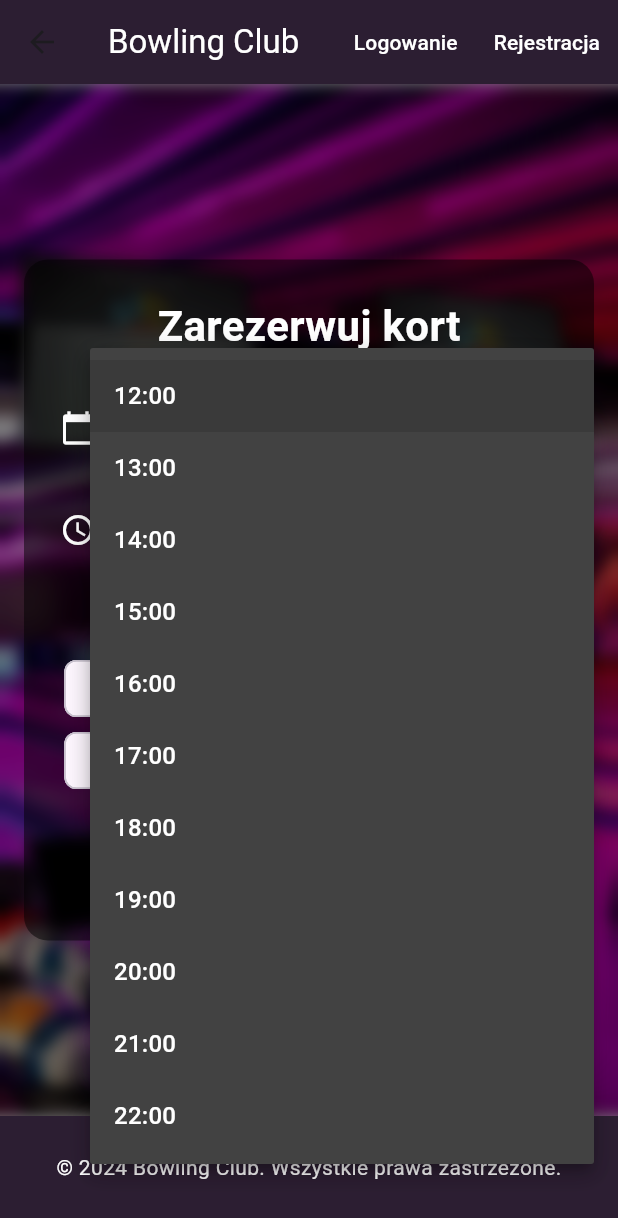
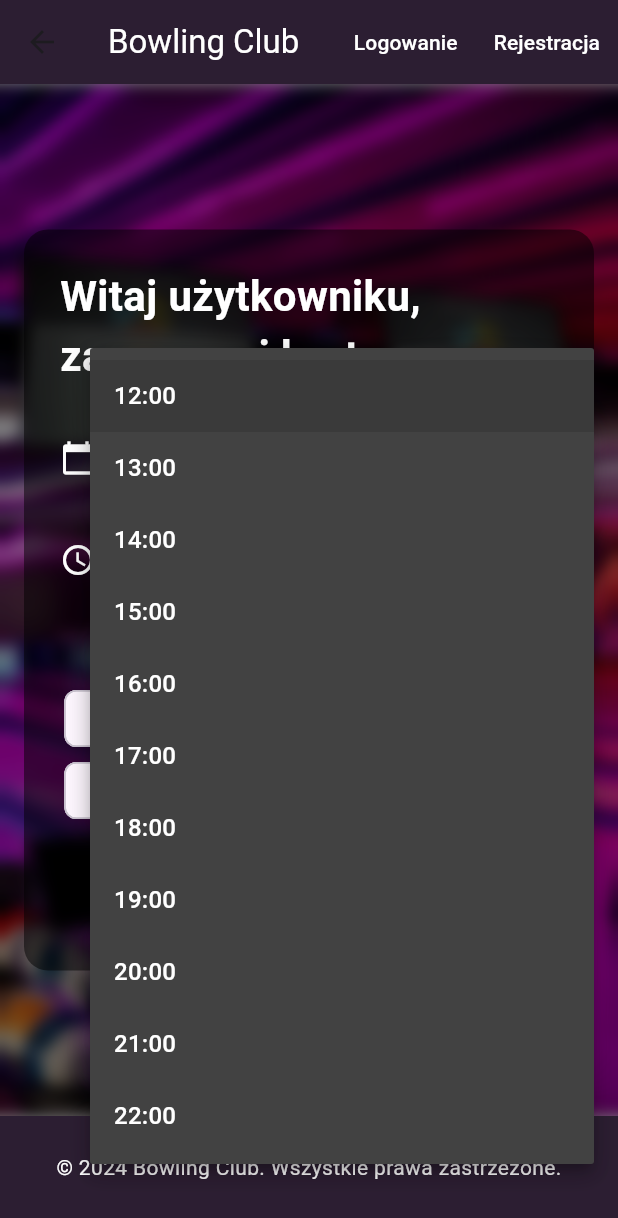
Before and after one commit to Hignem/Bowling_Frontend, a Flutter app: the ReservationScreen screen opened by its route, after a tap on "Wybierz godzinę", on a phone screen of 412 x 824 dp. Shown: the top 1218 px of the screen. Run offline on Flutter 3.47's test engine with Material 3 defaults, Android fonts, the phone set to English and light mode, and no system bars; our stand-ins replace shared_preferences; accounts and stored records are empty; network calls fail.

Commit message:
login + name in reserv
Logowanie działa prawidłowo i działa fetchowanie imienia po tokenie

```diff
--- a/lib/screens/login_screen.dart
+++ b/lib/screens/login_screen.dart
@@ -24,7 +24,7 @@ class _LoginScreenState extends State<LoginScreen> {
       final password = _passwordController.text;
 
       final response = await http.post(
-        Uri.parse('http://localhost:8080/api/login'), // Twoje API
+        Uri.parse('http://localhost:8080/api/login'),
         headers: {
           'Content-Type': 'application/json',
         },
@@ -38,8 +38,12 @@ class _LoginScreenState extends State<LoginScreen> {
         final Map<String, dynamic> responseData = jsonDecode(response.body);
         final token = responseData['token'];
 
+        print('Otrzymany token: $token');
+
         SharedPreferences prefs = await SharedPreferences.getInstance();
         await prefs.setString('token', token);
+        print('Token zapisany: $token');
+
         Navigator.pushReplacementNamed(context, '/reservation');
       } else {
         ScaffoldMessenger.of(context).showSnackBar(
--- a/lib/screens/register_screen.dart
+++ b/lib/screens/register_screen.dart
@@ -27,13 +27,14 @@ class _RegisterScreenState extends State<RegisterScreen> {
       final String email = _emailController.text;
       final String password = _passwordController.text;
 
-      final Uri url = Uri.parse('http://8080/api/register');
+      final Uri url = Uri.parse('http://localhost:8080/api/register');
 
       final Map<String, dynamic> payload = {
         'firstName': firstName,
         'lastName': lastName,
+        'password': password,
         'email': email,
-        'password': password,
+        'admin': false,
         'isAdmin': false,
       };
 
--- a/lib/screens/reservation_screen.dart
+++ b/lib/screens/reservation_screen.dart
@@ -17,6 +17,43 @@ class ReservationScreen extends StatefulWidget {
 }
 
 class _ReservationScreenState extends State<ReservationScreen> {
+  String? _firstName;
+
+  @override
+  void initState() {
+    super.initState();
+    _fetchUserProfile();
+  }
+
+  Future<void> _fetchUserProfile() async {
+    try {
+      final prefs = await SharedPreferences.getInstance();
+      final token = prefs.getString('token');
+
+      if (token == null) {
+        throw Exception('Brak tokena, użytkownik nie jest zalogowany.');
+      }
+      final response = await http.get(
+        Uri.parse('http://localhost:8080/api/profile'),
+        headers: {
+          'Content-Type': 'application/json',
+          'Authorization': 'Bearer $token',
+        },
+      );
+
+      if (response.statusCode == 200) {
+        final data = jsonDecode(response.body);
+        setState(() {
+          _firstName = data['firstName'];
+        });
+      } else {
+        throw Exception('Błąd pobierania profilu: ${response.statusCode}');
+      }
+    } catch (e) {
+      print('Błąd: $e');
+    }
+  }
+
   DateTime? _selectedDate;
 
   // Lista godzin otwarcia klubu
@@ -90,7 +127,9 @@ class _ReservationScreenState extends State<ReservationScreen> {
                 mainAxisSize: MainAxisSize.min,
                 children: [
                   Text(
-                    'Zarezerwuj kort',
+                    _firstName != null
+                        ? 'Witaj $_firstName, zarezerwuj kort'
+                        : 'Witaj użytkowniku, zarezerwuj kort ',
                     style: TextStyle(
                         color: Colors.white,
                         fontSize: 28.0,
```
